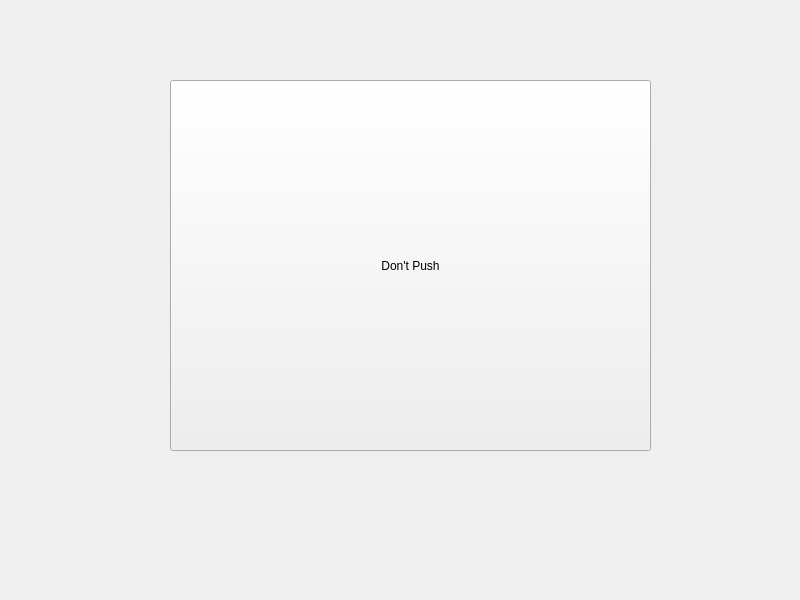
Old version of the form midtermui.ui in the repository hi-ma-san/MidTermUi.
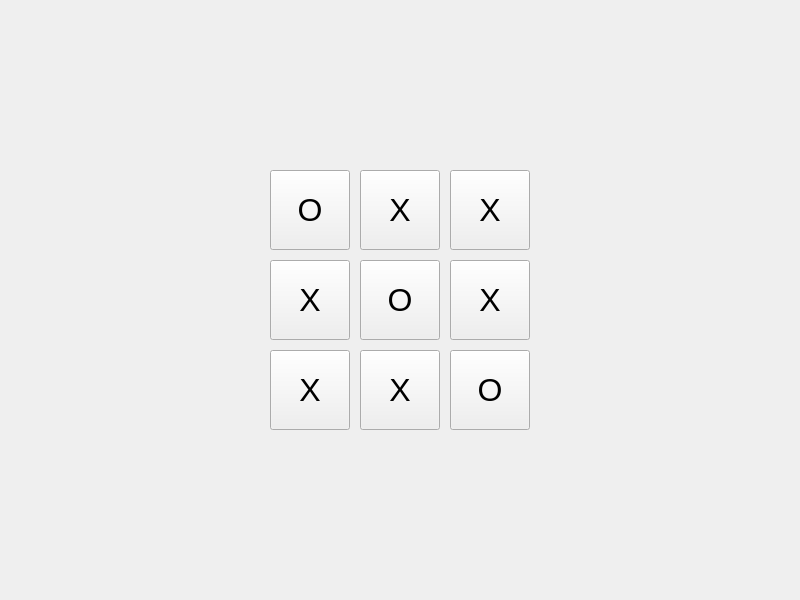
New version of the form.

Commit message: Create 3x3 grid of buttons with O on diagonal and X elsewhere

Diff of the .ui file:
```diff
--- a/midtermui.ui
+++ b/midtermui.ui
@@ -13,19 +13,233 @@
   <property name="windowTitle">
    <string>MidTermUi</string>
   </property>
-  <widget class="QPushButton" name="pushButton">
-   <property name="geometry">
-    <rect>
-     <x>170</x>
-     <y>80</y>
-     <width>481</width>
-     <height>371</height>
-    </rect>
-   </property>
-   <property name="text">
-    <string>Don't Push</string>
-   </property>
-  </widget>
+  <layout class="QVBoxLayout" name="verticalLayout">
+   <item>
+    <spacer name="verticalSpacer_top">
+     <property name="orientation">
+      <enum>Qt::Vertical</enum>
+     </property>
+     <property name="sizeHint" stdset="0">
+      <size>
+       <width>20</width>
+       <height>40</height>
+      </size>
+     </property>
+    </spacer>
+   </item>
+   <item>
+    <layout class="QHBoxLayout" name="horizontalLayout">
+     <item>
+      <spacer name="horizontalSpacer_left">
+       <property name="orientation">
+        <enum>Qt::Horizontal</enum>
+       </property>
+       <property name="sizeHint" stdset="0">
+        <size>
+         <width>40</width>
+         <height>20</height>
+        </size>
+       </property>
+      </spacer>
+     </item>
+     <item>
+      <layout class="QGridLayout" name="gridLayout">
+       <property name="spacing">
+        <number>10</number>
+       </property>
+       <item row="0" column="0">
+        <widget class="QPushButton" name="button_0_0">
+         <property name="minimumSize">
+          <size>
+           <width>80</width>
+           <height>80</height>
+          </size>
+         </property>
+         <property name="text">
+          <string>O</string>
+         </property>
+         <property name="font">
+          <font>
+           <pointsize>24</pointsize>
+          </font>
+         </property>
+        </widget>
+       </item>
+       <item row="0" column="1">
+        <widget class="QPushButton" name="button_0_1">
+         <property name="minimumSize">
+          <size>
+           <width>80</width>
+           <height>80</height>
+          </size>
+         </property>
+         <property name="text">
+          <string>X</string>
+         </property>
+         <property name="font">
+          <font>
+           <pointsize>24</pointsize>
+          </font>
+         </property>
+        </widget>
+       </item>
+       <item row="0" column="2">
+        <widget class="QPushButton" name="button_0_2">
+         <property name="minimumSize">
+          <size>
+           <width>80</width>
+           <height>80</height>
+          </size>
+         </property>
+         <property name="text">
+          <string>X</string>
+         </property>
+         <property name="font">
+          <font>
+           <pointsize>24</pointsize>
+          </font>
+         </property>
+        </widget>
+       </item>
+       <item row="1" column="0">
+        <widget class="QPushButton" name="button_1_0">
+         <property name="minimumSize">
+          <size>
+           <width>80</width>
+           <height>80</height>
+          </size>
+         </property>
+         <property name="text">
+          <string>X</string>
+         </property>
+         <property name="font">
+          <font>
+           <pointsize>24</pointsize>
+          </font>
+         </property>
+        </widget>
+       </item>
+       <item row="1" column="1">
+        <widget class="QPushButton" name="button_1_1">
+         <property name="minimumSize">
+          <size>
+           <width>80</width>
+           <height>80</height>
+          </size>
+         </property>
+         <property name="text">
+          <string>O</string>
+         </property>
+         <property name="font">
+          <font>
+           <pointsize>24</pointsize>
+          </font>
+         </property>
+        </widget>
+       </item>
+       <item row="1" column="2">
+        <widget class="QPushButton" name="button_1_2">
+         <property name="minimumSize">
+          <size>
+           <width>80</width>
+           <height>80</height>
+          </size>
+         </property>
+         <property name="text">
+          <string>X</string>
+         </property>
+         <property name="font">
+          <font>
+           <pointsize>24</pointsize>
+          </font>
+         </property>
+        </widget>
+       </item>
+       <item row="2" column="0">
+        <widget class="QPushButton" name="button_2_0">
+         <property name="minimumSize">
+          <size>
+           <width>80</width>
+           <height>80</height>
+          </size>
+         </property>
+         <property name="text">
+          <string>X</string>
+         </property>
+         <property name="font">
+          <font>
+           <pointsize>24</pointsize>
+          </font>
+         </property>
+        </widget>
+       </item>
+       <item row="2" column="1">
+        <widget class="QPushButton" name="button_2_1">
+         <property name="minimumSize">
+          <size>
+           <width>80</width>
+           <height>80</height>
+          </size>
+         </property>
+         <property name="text">
+          <string>X</string>
+         </property>
+         <property name="font">
+          <font>
+           <pointsize>24</pointsize>
+          </font>
+         </property>
+        </widget>
+       </item>
+       <item row="2" column="2">
+        <widget class="QPushButton" name="button_2_2">
+         <property name="minimumSize">
+          <size>
+           <width>80</width>
+           <height>80</height>
+          </size>
+         </property>
+         <property name="text">
+          <string>O</string>
+         </property>
+         <property name="font">
+          <font>
+           <pointsize>24</pointsize>
+          </font>
+         </property>
+        </widget>
+       </item>
+      </layout>
+     </item>
+     <item>
+      <spacer name="horizontalSpacer_right">
+       <property name="orientation">
+        <enum>Qt::Horizontal</enum>
+       </property>
+       <property name="sizeHint" stdset="0">
+        <size>
+         <width>40</width>
+         <height>20</height>
+        </size>
+       </property>
+      </spacer>
+     </item>
+    </layout>
+   </item>
+   <item>
+    <spacer name="verticalSpacer_bottom">
+     <property name="orientation">
+      <enum>Qt::Vertical</enum>
+     </property>
+     <property name="sizeHint" stdset="0">
+      <size>
+       <width>20</width>
+       <height>40</height>
+      </size>
+     </property>
+    </spacer>
+   </item>
+  </layout>
  </widget>
  <resources/>
  <connections/>
```
